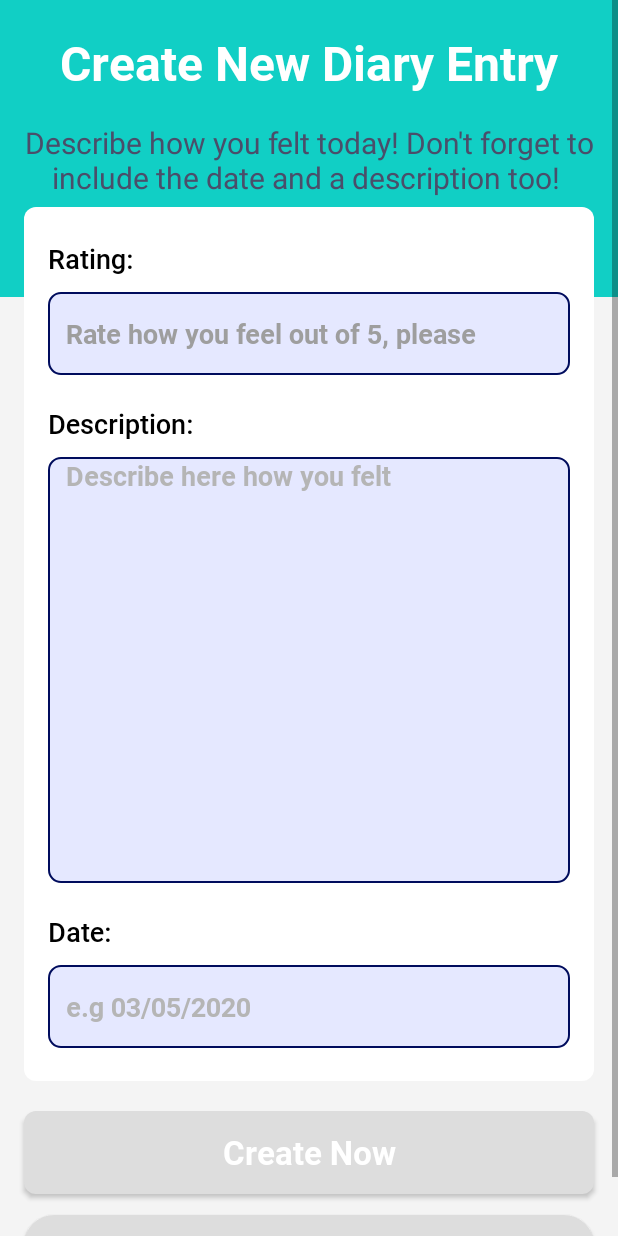
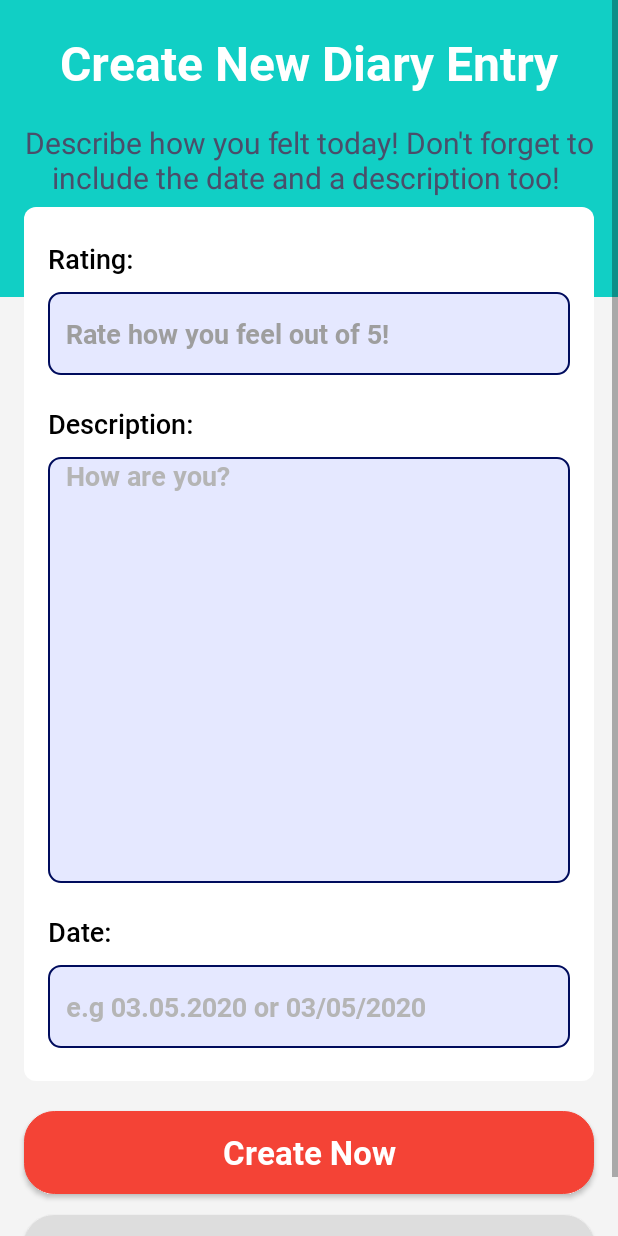
Before and after one commit to WuTangDecClan/Cured, an Android app: the NewDiaryActivity screen opened directly, with no data from a screen before it, on a phone screen of 412 x 824 dp. Run offline under Robolectric (Android 15) with nearby library versions, the phone set to English and light mode, and no system bars; our stand-ins replace Firebase (no records; nobody signed in at launch, a user with empty details on screens opened directly).

Commit message:
Last few changes

```diff
--- a/app/src/main/AndroidManifest.xml
+++ b/app/src/main/AndroidManifest.xml
@@ -59,6 +59,7 @@
         <activity android:name=".EditMedicineActivity" />
         <activity android:name=".DiaryActivity" />
         <activity android:name=".NotificationActivity"></activity>
+        <activity android:name=".InstructionActivity"></activity>
         <activity android:name=".NewDiaryActivity"></activity>
         <activity android:name=".MedicineDisplay"></activity>
         <activity android:name=".EditDiaryActivity"></activity>
--- a/app/src/main/java/com/example/cured/EditDiaryActivity.java
+++ b/app/src/main/java/com/example/cured/EditDiaryActivity.java
@@ -56,6 +56,7 @@ public class EditDiaryActivity extends AppCompatActivity {
                     @Override
                     public void onComplete(@NonNull Task<Void> task) {
                         if(task.isSuccessful()){
+                            reference.removeValue();
                             Intent a = new Intent(EditDiaryActivity.this,DiaryActivity.class);
                             startActivity(a);
                         } else {
--- a/app/src/main/res/layout/medicine_display.xml
+++ b/app/src/main/res/layout/medicine_display.xml
@@ -34,7 +34,7 @@
                     android:layout_marginTop="20dp"
                     android:textSize="32sp"
                     android:textColor="#FFF"
-                    android:text="Medicine list."
+                    android:text="Medicine List"
                     android:layout_width="match_parent"
                     android:layout_height="wrap_content" />
 
@@ -43,7 +43,7 @@
                     android:textSize="18sp"
                     android:textColor="#4A4E6A"
                     android:layout_marginTop="8dp"
-                    android:text="Medications scheduled for today."
+                    android:text="Touch the left edge of the screen and\nslide to the right to open the Menu!"
                     android:layout_width="match_parent"
                     android:layout_height="wrap_content" />
 
--- a/app/src/main/res/layout/new_diary.xml
+++ b/app/src/main/res/layout/new_diary.xml
@@ -84,7 +84,7 @@
                 android:paddingLeft="12dp"
                 android:textColorHint="#9E9E9E"
                 android:textColor="@color/colorPrimaryDark"
-                android:hint="Rate how you feel out of 5, please"
+                android:hint="Rate how you feel out of 5!"
                 android:layout_width="match_parent"
                 android:layout_height="55dp" />
 
@@ -112,7 +112,7 @@
                 android:layout_width="match_parent"
                 android:layout_height="284dp"
                 android:background="@drawable/bginputtask"
-                android:hint="Describe here how you felt"
+                android:hint="How are you?"
                 android:inputType="textMultiLine"
                 android:gravity="start"
                 android:maxLength="200"
@@ -146,7 +146,7 @@
                 android:paddingLeft="12dp"
                 android:textColorHint="#B5B5B5"
                 android:textColor="@color/colorPrimaryDark"
-                android:hint="e.g 03/05/2020"
+                android:hint="e.g 03.05.2020 or 03/05/2020"
                 android:layout_width="match_parent"
                 android:layout_height="55dp" />
 
@@ -163,7 +163,7 @@
         android:text="Create Now"
         android:textColor="#FFF"
         android:textAllCaps="false"
-        android:background="@drawable/bgbtncreate"
+        android:background="@drawable/bg_medicine_btn"
         android:textSize="22sp"
         android:layout_width="match_parent"
         android:layout_height="55dp" />
```
Also changed, not shown: app/src/main/java/com/example/cured/InstructionActivity.java (+19 -0 lines), app/src/main/res/layout/activity_design.xml (+7 -0 lines), app/src/main/res/layout/activity_instruction.xml (+15 -1 lines).
